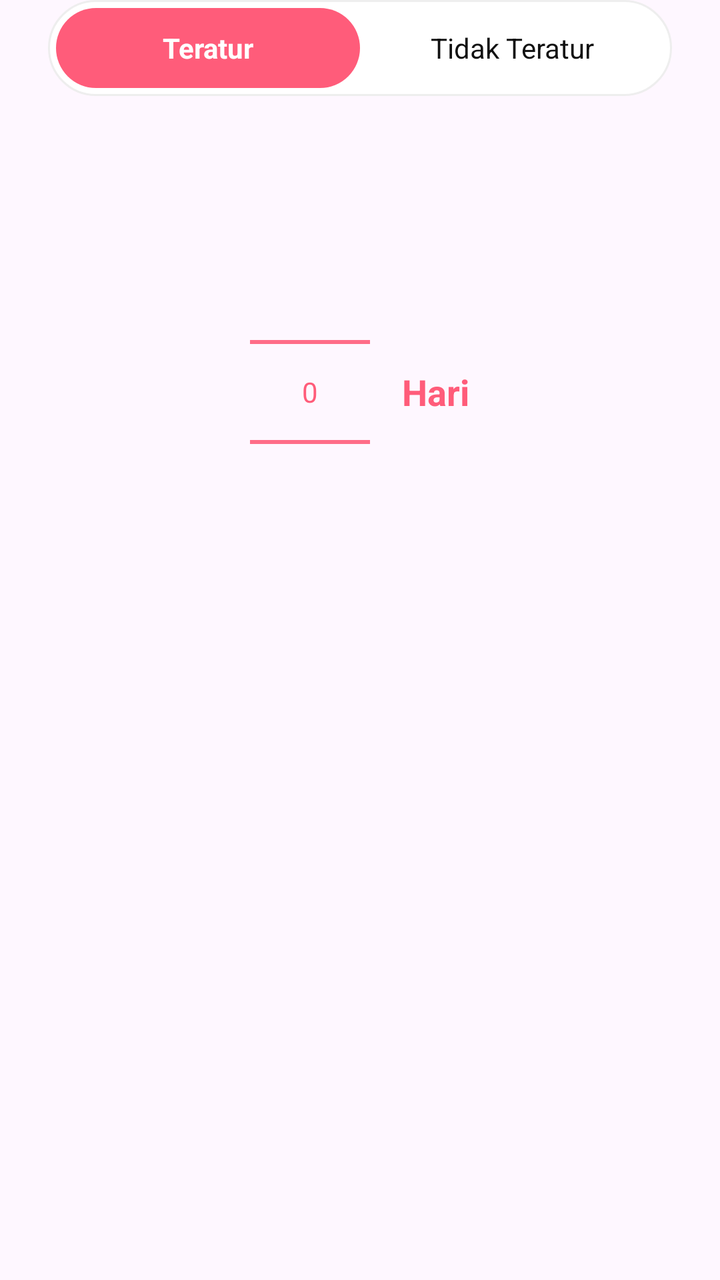
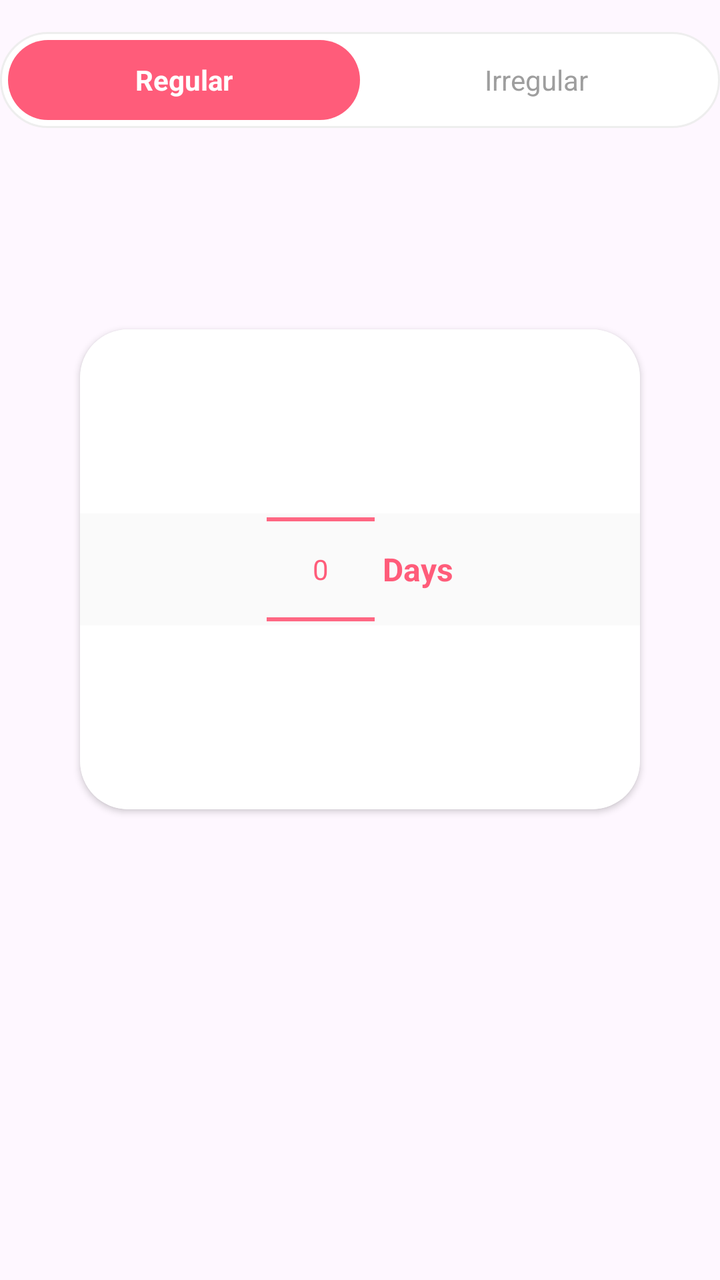

Two renders of the same Android screen: before a commit and after it. Below are the layout's source before the change and the commit's diff.
<!-- AndroidManifest.xml: application theme Theme.TrackerSiklusMenstruasi -->
<!-- res/layout/view_setup_cycle_length.xml -->
<?xml version="1.0" encoding="utf-8"?>
<LinearLayout xmlns:android="http://schemas.android.com/apk/res/android"
    android:layout_width="match_parent"
    android:layout_height="match_parent"
    android:gravity="center_horizontal"
    android:orientation="vertical"
    android:paddingHorizontal="24dp">

    
    <LinearLayout
        android:layout_width="match_parent"
        android:layout_height="48dp"
        android:background="@drawable/bg_input_capsule"
        android:orientation="horizontal"
        android:padding="4dp">

        <TextView
            android:id="@+id/tvRegular"
            android:layout_width="0dp"
            android:layout_height="match_parent"
            android:layout_weight="1"
            android:background="@drawable/bg_button_pink"
            android:gravity="center"
            android:text="Teratur"
            android:textColor="@android:color/white"
            android:textSize="14sp"
            android:textStyle="bold" />

        <TextView
            android:id="@+id/tvIrregular"
            android:layout_width="0dp"
            android:layout_height="match_parent"
            android:layout_weight="1"
            android:gravity="center"
            android:text="Tidak Teratur"
            android:textColor="@color/black"
            android:textSize="14sp" />

    </LinearLayout>

    <LinearLayout
        android:id="@+id/pickerContainer"
        android:layout_width="wrap_content"
        android:layout_height="wrap_content"
        android:layout_marginTop="48dp"
        android:orientation="horizontal"
        android:gravity="center">

        <NumberPicker
            android:id="@+id/pickerCycleStart"
            android:layout_width="60dp"
            android:layout_height="200dp"
            android:descendantFocusability="blocksDescendants" />

        <TextView
            android:id="@+id/tvSeparator"
            android:layout_width="wrap_content"
            android:layout_height="wrap_content"
            android:layout_marginHorizontal="16dp"
            android:text="-"
            android:textColor="@color/pink_main"
            android:textSize="24sp"
            android:textStyle="bold"
            android:visibility="gone" />

        <NumberPicker
            android:id="@+id/pickerCycleEnd"
            android:layout_width="60dp"
            android:layout_height="200dp"
            android:descendantFocusability="blocksDescendants"
            android:visibility="gone" />

        <TextView
            android:layout_width="wrap_content"
            android:layout_height="wrap_content"
            android:layout_marginStart="16dp"
            android:text="Hari"
            android:textColor="@color/pink_main"
            android:textSize="18sp"
            android:textStyle="bold" />

    </LinearLayout>

</LinearLayout>
<!-- resources referenced by this layout -->
<resources>
  <color name="black">#111111</color>
  <color name="pink_main">#FF5C7A</color>
  <!-- drawable bg_button_pink (drawable) -->
  <?xml version="1.0" encoding="utf-8"?>
  <ripple xmlns:android="http://schemas.android.com/apk/res/android"
      android:color="#40FFFFFF">
      <item>
          <shape android:shape="rectangle">
              <solid android:color="@color/pink_main" />
              <corners android:radius="30dp" />
          </shape>
      </item>
  </ripple>
  <!-- drawable bg_input_capsule (drawable) -->
  <?xml version="1.0" encoding="utf-8"?>
  <shape xmlns:android="http://schemas.android.com/apk/res/android">
      <solid android:color="@android:color/white" />
      <stroke
          android:width="1dp"
          android:color="@color/stroke" />
      <corners android:radius="30dp" />
  </shape>
  <style name="Theme.TrackerSiklusMenstruasi" parent="Base.Theme.TrackerSiklusMenstruasi">
          
          <item name="android:editTextColor">@color/pink_main</item>
          <item name="android:textColorPrimary">@color/pink_main</item>
      </style>
  <color name="stroke">#EEEEEE</color>
  <style name="Base.Theme.TrackerSiklusMenstruasi" parent="Theme.Material3.DayNight.NoActionBar">
          
          <item name="colorPrimary">@color/pink_main</item>
          <item name="colorControlNormal">@color/pink_main</item>
      </style>
</resources>

<!-- the commit's change to res/layout/view_setup_cycle_length.xml (unified diff, before → after) -->
@@ -1,18 +1,19 @@
 <?xml version="1.0" encoding="utf-8"?>
-<LinearLayout xmlns:android="http://schemas.android.com/apk/res/android"
+<androidx.constraintlayout.widget.ConstraintLayout xmlns:android="http://schemas.android.com/apk/res/android"
+    xmlns:app="http://schemas.android.com/apk/res-auto"
     android:layout_width="match_parent"
-    android:layout_height="match_parent"
-    android:gravity="center_horizontal"
-    android:orientation="vertical"
-    android:paddingHorizontal="24dp">
+    android:layout_height="match_parent">
 
     
     <LinearLayout
+        android:id="@+id/toggleContainer"
         android:layout_width="match_parent"
         android:layout_height="48dp"
+        android:layout_marginTop="16dp"
         android:background="@drawable/bg_input_capsule"
         android:orientation="horizontal"
-        android:padding="4dp">
+        android:padding="4dp"
+        app:layout_constraintTop_toTopOf="parent">
 
         <TextView
             android:id="@+id/tvRegular"
@@ -21,7 +22,7 @@
             android:layout_weight="1"
             android:background="@drawable/bg_button_pink"
             android:gravity="center"
-            android:text="Teratur"
+            android:text="Regular"
             android:textColor="@android:color/white"
             android:textSize="14sp"
             android:textStyle="bold" />
@@ -32,53 +33,89 @@
             android:layout_height="match_parent"
             android:layout_weight="1"
             android:gravity="center"
-            android:text="Tidak Teratur"
-            android:textColor="@color/black"
+            android:text="Irregular"
+            android:textColor="@color/gray"
             android:textSize="14sp" />
 
     </LinearLayout>
 
-    <LinearLayout
-        android:id="@+id/pickerContainer"
-        android:layout_width="wrap_content"
-        android:layout_height="wrap_content"
-        android:layout_marginTop="48dp"
-        android:orientation="horizontal"
-        android:gravity="center">
+    <androidx.cardview.widget.CardView
+        android:layout_width="280dp"
+        android:layout_height="240dp"
+        app:cardBackgroundColor="@color/white"
+        app:cardCornerRadius="24dp"
+        app:cardElevation="2dp"
+        app:layout_constraintBottom_toBottomOf="parent"
+        app:layout_constraintEnd_toEndOf="parent"
+        app:layout_constraintStart_toStartOf="parent"
+        app:layout_constraintTop_toBottomOf="@id/toggleContainer"
+        app:layout_constraintVertical_bias="0.3">
 
-        <NumberPicker
-            android:id="@+id/pickerCycleStart"
-            android:layout_width="60dp"
-            android:layout_height="200dp"
-            android:descendantFocusability="blocksDescendants" />
+        <androidx.constraintlayout.widget.ConstraintLayout
+            android:layout_width="match_parent"
+            android:layout_height="match_parent">
 
-        <TextView
-            android:id="@+id/tvSeparator"
-            android:layout_width="wrap_content"
-            android:layout_height="wrap_content"
-            android:layout_marginHorizontal="16dp"
-            android:text="-"
-            android:textColor="@color/pink_main"
-            android:textSize="24sp"
-            android:textStyle="bold"
-            android:visibility="gone" />
+            <View
+                android:layout_width="match_parent"
+                android:layout_height="56dp"
+                android:background="#05000000"
+                app:layout_constraintBottom_toBottomOf="parent"
+                app:layout_constraintTop_toTopOf="parent" />
 
-        <NumberPicker
-            android:id="@+id/pickerCycleEnd"
-            android:layout_width="60dp"
-            android:layout_height="200dp"
-            android:descendantFocusability="blocksDescendants"
-            android:visibility="gone" />
+            <LinearLayout
+                android:layout_width="wrap_content"
+                android:layout_height="match_parent"
+                android:gravity="center"
+                android:orientation="horizontal"
+                app:layout_constraintEnd_toEndOf="parent"
+                app:layout_constraintStart_toStartOf="parent">
 
-        <TextView
-            android:layout_width="wrap_content"
-            android:layout_height="wrap_content"
-            android:layout_marginStart="16dp"
-            android:text="Hari"
-            android:textColor="@color/pink_main"
-            android:textSize="18sp"
-            android:textStyle="bold" />
+                <NumberPicker
+                    android:id="@+id/pickerCycleStart"
+                    android:layout_width="54dp"
+                    android:layout_height="match_parent" />
 
-    </LinearLayout>
+                <TextView
+                    android:id="@+id/tvSeparator"
+                    android:layout_width="wrap_content"
+                    android:layout_height="wrap_content"
+                    android:layout_marginHorizontal="8dp"
+                    android:text="-"
+                    android:textColor="@color/pink_main"
+                    android:textSize="20sp"
+                    android:textStyle="bold"
+                    android:visibility="gone" />
 
-</LinearLayout>
+                <NumberPicker
+                    android:id="@+id/pickerCycleEnd"
+                    android:layout_width="54dp"
+                    android:layout_height="match_parent"
+                    android:visibility="gone" />
+
+                <TextView
+                    android:layout_width="wrap_content"
+                    android:layout_height="wrap_content"
+                    android:layout_marginStart="4dp"
+                    android:text="Days"
+                    android:textColor="@color/pink_main"
+                    android:textSize="16sp"
+                    android:textStyle="bold" />
+
+            </LinearLayout>
+
+            <View
+                android:layout_width="match_parent"
+                android:layout_height="80dp"
+                android:background="@drawable/bg_fade_overlay_top"
+                app:layout_constraintTop_toTopOf="parent" />
+
+            <View
+                android:layout_width="match_parent"
+                android:layout_height="80dp"
+                android:background="@drawable/bg_fade_overlay_bottom"
+                app:layout_constraintBottom_toBottomOf="parent" />
+
+        </androidx.constraintlayout.widget.ConstraintLayout>
+    </androidx.cardview.widget.CardView>
+
+</androidx.constraintlayout.widget.ConstraintLayout>
<!-- resource entries referenced after the edit -->
@@ -1,7 +1,8 @@
 <!-- resources referenced by this layout -->
 <resources>
-  <color name="black">#111111</color>
+  <color name="gray">#9E9E9E</color>
   <color name="pink_main">#FF5C7A</color>
+  <color name="white">#FFFFFF</color>
   <!-- drawable bg_button_pink (drawable) -->
   <?xml version="1.0" encoding="utf-8"?>
   <ripple xmlns:android="http://schemas.android.com/apk/res/android"
@@ -13,6 +14,22 @@
           </shape>
       </item>
   </ripple>
+  <!-- drawable bg_fade_overlay_bottom (drawable) -->
+  <?xml version="1.0" encoding="utf-8"?>
+  <shape xmlns:android="http://schemas.android.com/apk/res/android">
+      <gradient
+          android:angle="90"
+          android:endColor="#00FFFFFF"
+          android:startColor="#FFFFFFFF" />
+  </shape>
+  <!-- drawable bg_fade_overlay_top (drawable) -->
+  <?xml version="1.0" encoding="utf-8"?>
+  <shape xmlns:android="http://schemas.android.com/apk/res/android">
+      <gradient
+          android:angle="270"
+          android:endColor="#00FFFFFF"
+          android:startColor="#FFFFFFFF" />
+  </shape>
   <!-- drawable bg_input_capsule (drawable) -->
   <?xml version="1.0" encoding="utf-8"?>
   <shape xmlns:android="http://schemas.android.com/apk/res/android">
@@ -26,6 +43,10 @@
           
           <item name="android:editTextColor">@color/pink_main</item>
           <item name="android:textColorPrimary">@color/pink_main</item>
+          <item name="android:navigationBarColor">@android:color/transparent</item>
+          <item name="android:windowTranslucentNavigation">true</item>
+          <item name="android:statusBarColor">@android:color/transparent</item>
+          <item name="android:windowLightStatusBar">true</item>
       </style>
   <color name="stroke">#EEEEEE</color>
   <style name="Base.Theme.TrackerSiklusMenstruasi" parent="Theme.Material3.DayNight.NoActionBar">
